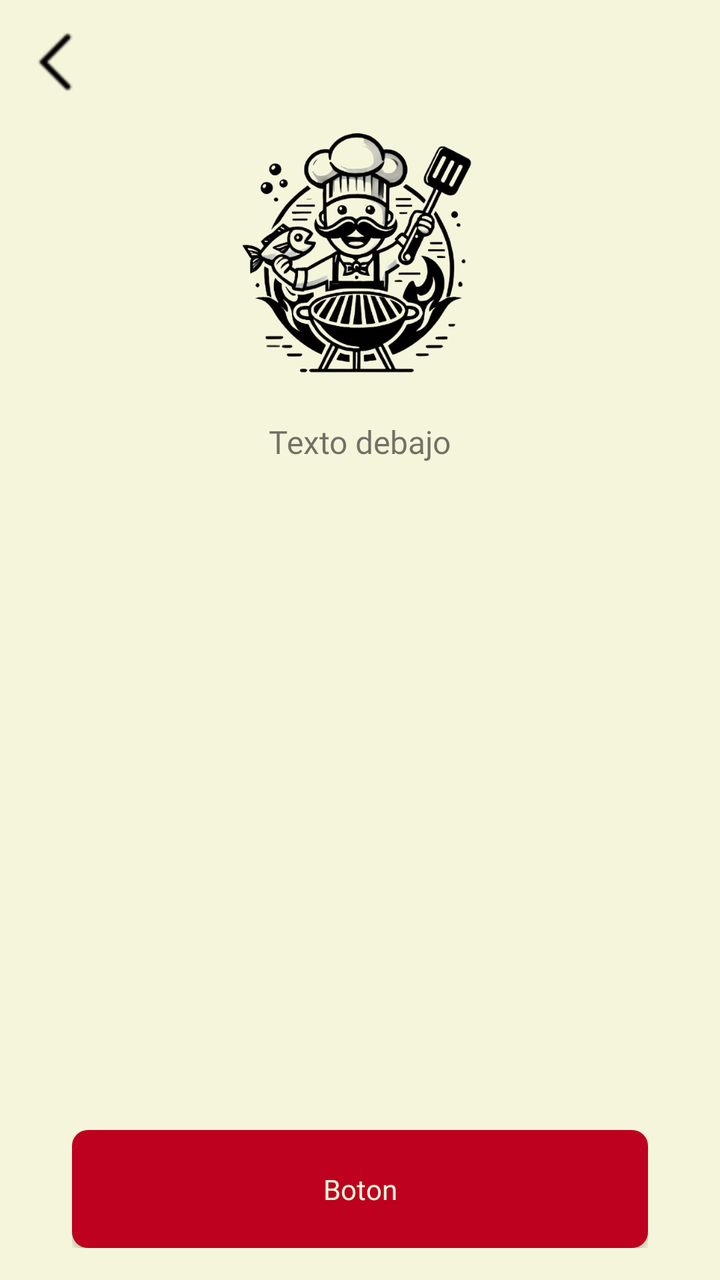
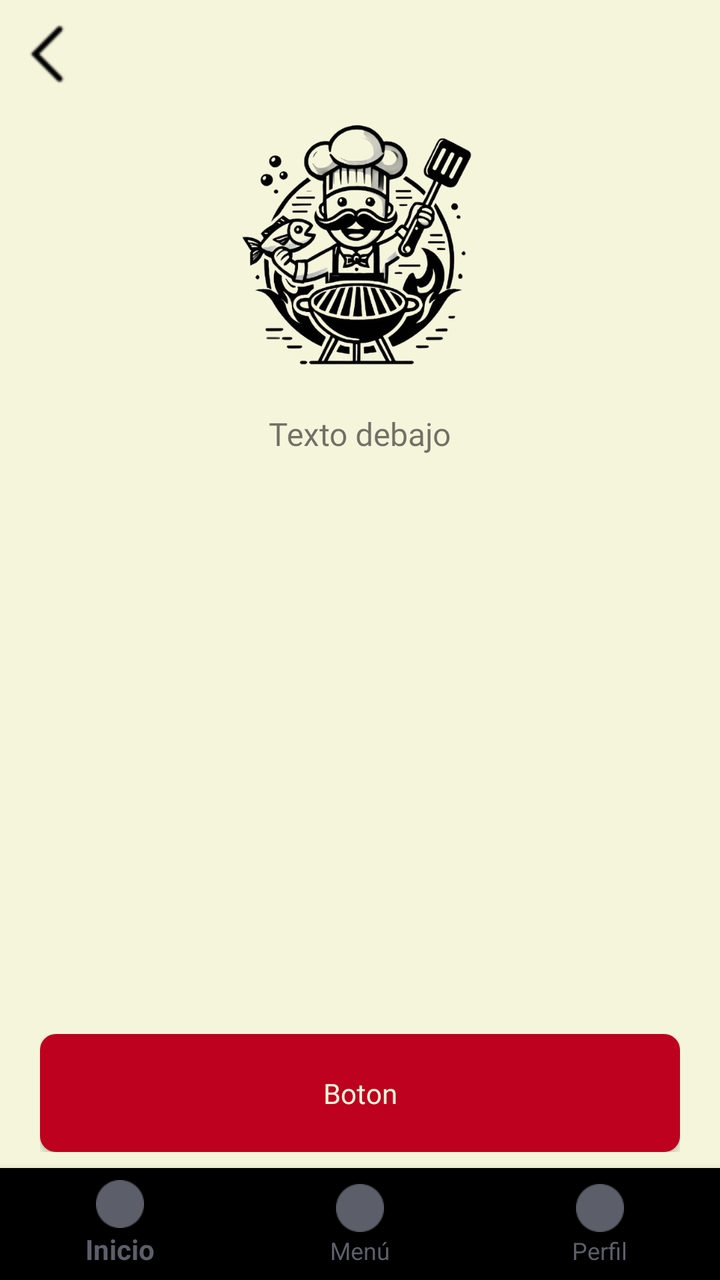

Two renders of the same Android screen: before a commit and after it. Below are the layout's source before the change and the commit's diff.
<!-- AndroidManifest.xml: application theme Theme.Practica_04 -->
<!-- res/layout/activity_4_sala_espera.xml -->
<?xml version="1.0" encoding="utf-8"?>
<LinearLayout xmlns:android="http://schemas.android.com/apk/res/android"
    android:layout_width="match_parent"
    android:layout_height="match_parent"
    android:orientation="vertical"
    android:background="@color/beige_background"
    android:gravity="center_horizontal"
    android:padding="16dp">

    <ImageButton
        android:id="@+id/btnBack"
        android:layout_width="wrap_content"
        android:layout_height="wrap_content"
        android:background="@android:color/transparent"
        android:src="@drawable/back_icon"
        android:layout_gravity="start"
        android:layout_marginBottom="12dp"/>
    <include
        android:id="@+id/textSala"
        layout="@layout/componente_imagen_logo">
    </include>

    <androidx.recyclerview.widget.RecyclerView
        android:id="@+id/recyclerMensajes"
        android:layout_width="match_parent"
        android:background="@color/beige_background"
        android:layout_height="0dp"
        android:layout_weight="1"
        android:paddingTop="16dp"
        android:orientation="horizontal"
        android:layout_marginVertical="20dp"
        android:layout_gravity="center"/>
    <include
        android:id="@+id/customButtonLayout"
        layout="@layout/componente_boton_perzonalizado"/>

</LinearLayout>
<!-- res/layout/componente_imagen_logo.xml (included above) -->
<?xml version="1.0" encoding="utf-8"?>
<LinearLayout xmlns:android="http://schemas.android.com/apk/res/android"
    android:layout_width="wrap_content"
    android:layout_height="wrap_content"
    android:orientation="vertical"
    android:gravity="center_horizontal">

    <ImageView
        android:id="@+id/logo"
        android:layout_width="136dp"
        android:layout_height="136dp"
        android:src="@drawable/logo2"
        android:contentDescription="Imagen personalizada"
        android:layout_marginBottom="16dp"/>

    <TextView
        android:id="@+id/texto"
        android:layout_width="wrap_content"
        android:layout_height="wrap_content"
        android:text="Texto debajo"
        android:textSize="16sp"
        android:fontFamily="@font/inter_semibold"
        android:layout_marginBottom="16dp"/>
</LinearLayout>
<!-- res/layout/componente_boton_perzonalizado.xml (included above) -->
<?xml version="1.0" encoding="utf-8"?>
<LinearLayout xmlns:android="http://schemas.android.com/apk/res/android"
    android:layout_width="match_parent"
    android:layout_height="wrap_content"
    android:paddingHorizontal="20dp">
    <Button
        android:id="@+id/customButton"
        android:layout_width="match_parent"
        android:layout_height="wrap_content"
        android:background="@drawable/bg_boton_personalizado"
        android:text="Boton"
        android:textColor="#F5F5DC"
        android:textAllCaps="false"
        android:textSize="14sp"
        android:paddingLeft="16dp"
        android:paddingRight="16dp"
        android:paddingTop="20dp"
        android:paddingBottom="20dp"
        android:fontFamily="@font/inter_medium" />


</LinearLayout>
<!-- resources referenced by this layout -->
<resources>
  <color name="beige_background">#F5F5DC</color>
  <!-- drawable back_icon: png bitmap (drawable, 637 bytes) -->
  <!-- drawable bg_boton_personalizado (drawable) -->
  <?xml version="1.0" encoding="utf-8"?>
  <shape xmlns:android="http://schemas.android.com/apk/res/android"
      android:shape="rectangle">
      <solid android:color="#BD011E" />
      <corners android:radius="8dp" />
  </shape>
  <!-- drawable logo2: png bitmap (drawable, 216596 bytes) -->
  <style name="Theme.Practica_04" parent="Theme.AppCompat.Light.NoActionBar" />
</resources>

<!-- the commit's change to res/layout/activity_4_sala_espera.xml (unified diff, before → after) -->
@@ -2,10 +2,11 @@
 <LinearLayout xmlns:android="http://schemas.android.com/apk/res/android"
     android:layout_width="match_parent"
     android:layout_height="match_parent"
+    xmlns:app="http://schemas.android.com/apk/res-auto"
     android:orientation="vertical"
     android:background="@color/beige_background"
-    android:gravity="center_horizontal"
-    android:padding="16dp">
+    android:fitsSystemWindows="true"
+    android:gravity="center_horizontal">
 
     <ImageButton
         android:id="@+id/btnBack"
@@ -14,7 +15,7 @@
         android:background="@android:color/transparent"
         android:src="@drawable/back_icon"
         android:layout_gravity="start"
-        android:layout_marginBottom="12dp"/>
+        android:layout_margin="12dp"/>
     <include
         android:id="@+id/textSala"
         layout="@layout/componente_imagen_logo">
@@ -33,6 +34,15 @@
     <include
         android:id="@+id/customButtonLayout"
         layout="@layout/componente_boton_perzonalizado"/>
+
+    <com.google.android.material.bottomnavigation.BottomNavigationView
+        android:id="@+id/bottomNav"
+        android:layout_width="match_parent"
+        android:layout_height="wrap_content"
+        android:background="@color/black"
+        app:menu="@menu/menu_navigation"
+        app:itemIconTint="@color/gray_background"
+        app:itemTextColor="@color/gray_background"/>
 
 </LinearLayout>
 <!-- res/layout/componente_imagen_logo.xml (included above) -->
@@ -65,7 +75,8 @@
 <LinearLayout xmlns:android="http://schemas.android.com/apk/res/android"
     android:layout_width="match_parent"
     android:layout_height="wrap_content"
-    android:paddingHorizontal="20dp">
+    android:paddingHorizontal="20dp"
+    android:layout_marginVertical="8dp">
     <Button
         android:id="@+id/customButton"
         android:layout_width="match_parent"
<!-- resource entries referenced after the edit -->
@@ -1,6 +1,8 @@
 <!-- resources referenced by this layout -->
 <resources>
   <color name="beige_background">#F5F5DC</color>
+  <color name="black">#FF000000</color>
+  <color name="gray_background">#5C5F6A</color>
   <!-- drawable back_icon: png bitmap (drawable, 637 bytes) -->
   <!-- drawable bg_boton_personalizado (drawable) -->
   <?xml version="1.0" encoding="utf-8"?>
@@ -10,6 +12,8 @@
       <corners android:radius="8dp" />
   </shape>
   <!-- drawable logo2: png bitmap (drawable, 216596 bytes) -->
-  <style name="Theme.Practica_04" parent="Theme.AppCompat.Light.NoActionBar" />
+  <style name="Theme.Practica_04" parent="Theme.AppCompat.Light.NoActionBar">
+          <item name="android:windowTranslucentStatus">true</item>
+      </style>
 </resources>
 
